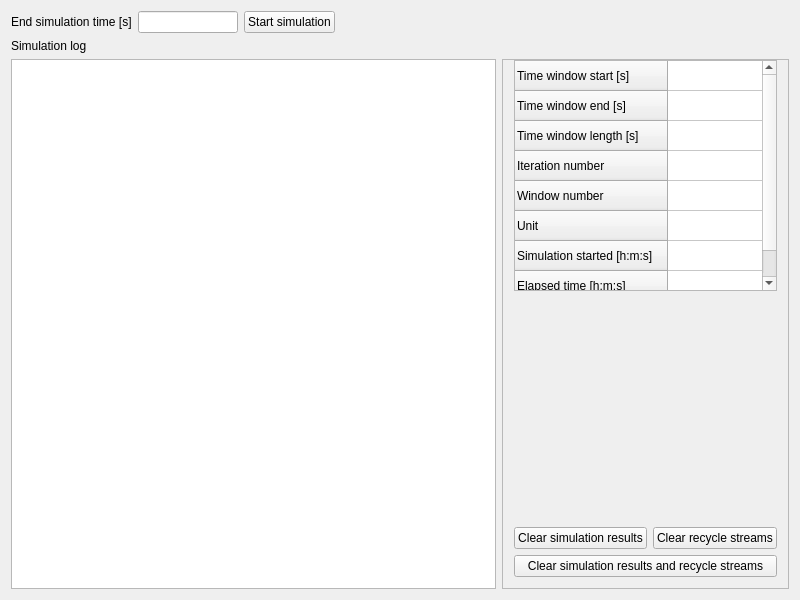
Qt form GUIDialogs/SimulatorTab/SimulatorTab.ui (DyssolTEC/Dyssol-open) before a commit.
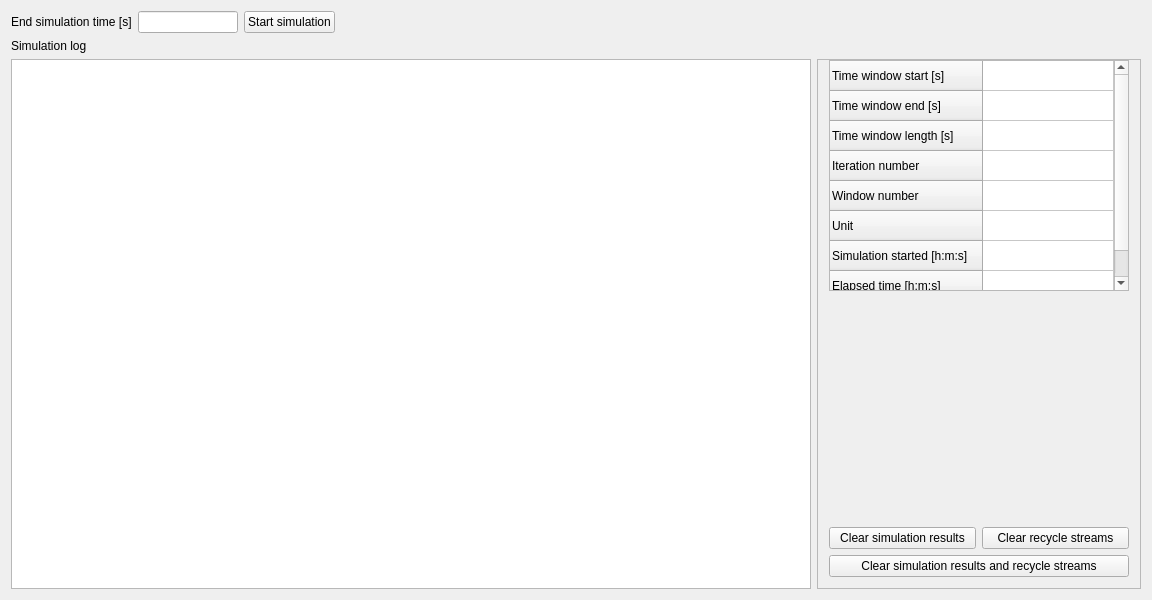
The same form after that commit. Icons and pictures are not drawn. Custom widgets are drawn as their Qt base class.

What changed in the file:
```diff
--- a/GUIDialogs/SimulatorTab/SimulatorTab.ui
+++ b/GUIDialogs/SimulatorTab/SimulatorTab.ui
@@ -84,7 +84,14 @@
    <item>
     <layout class="QHBoxLayout" name="horizontalLayout" stretch="1,0">
      <item>
-      <widget class="QTextBrowser" name="textBrowserLog"/>
+      <widget class="QTextBrowser" name="textBrowserLog">
+       <property name="minimumSize">
+        <size>
+         <width>800</width>
+         <height>0</height>
+        </size>
+       </property>
+      </widget>
      </item>
      <item>
       <widget class="QFrame" name="frame">
@@ -100,6 +107,18 @@
         </property>
         <item>
          <widget class="CQtTable" name="tableLog">
+          <property name="sizePolicy">
+           <sizepolicy hsizetype="MinimumExpanding" vsizetype="Expanding">
+            <horstretch>0</horstretch>
+            <verstretch>0</verstretch>
+           </sizepolicy>
+          </property>
+          <property name="minimumSize">
+           <size>
+            <width>300</width>
+            <height>0</height>
+           </size>
+          </property>
           <property name="sizeAdjustPolicy">
            <enum>QAbstractScrollArea::AdjustIgnored</enum>
           </property>
```
